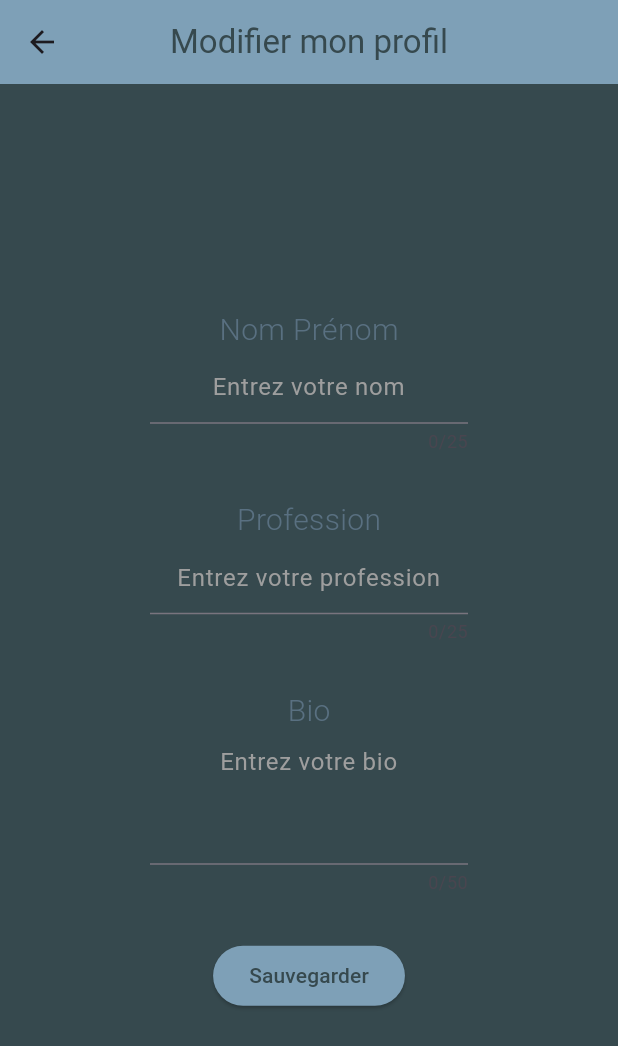
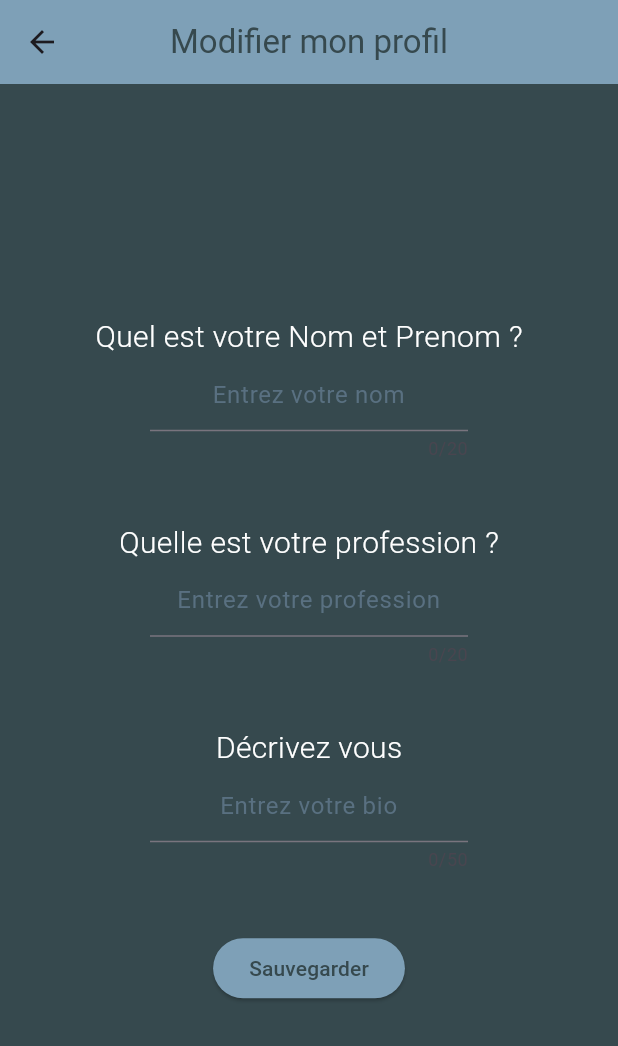
Before and after one commit to Riverboy33/gym_app, a Flutter app: the EditProfilPage screen opened directly with empty values, on a phone screen of 412 x 824 dp. Shown: the top 1046 px of the screen. Run offline on Flutter 3.47's test engine with Material 3 defaults, Android fonts, the phone set to English and light mode, and no system bars.

Commit message:
fix: edit page with incorrect textfield

```diff
--- a/lib/pages/edit_profil_page.dart
+++ b/lib/pages/edit_profil_page.dart
@@ -1,8 +1,8 @@
 import 'package:flutter/material.dart';
-import 'package:flutter/services.dart';
 
 import '../utils/app_colors.dart';
 import '../models/profile_data.dart';
+import '../widgets/custom_text_field.dart';
 
 class EditProfilPage extends StatefulWidget {
   final String name;
@@ -52,81 +52,26 @@ class _EditProfilPage extends State<EditProfilPage> {
           mainAxisAlignment: MainAxisAlignment.center,
           crossAxisAlignment: CrossAxisAlignment.center,
           children: [
-            Text(
-              'Nom Prénom',
-              style: TextStyle(
-                fontSize: 20,
-                fontWeight: FontWeight.w300,
-                color: AppColors.textSecondary,
-              ),
+            CustomTextField(
+              controller: name,
+              label: "Quel est votre Nom et Prenom ?",
+              hint: "Entrez votre nom",
+              maxLength: 20,
             ),
 
-            Padding(
-              padding: const EdgeInsets.symmetric(horizontal: 100),
-              child: TextField(
-                controller: name,
-                maxLength: 25,
-                textAlign: TextAlign.center,
-                style: TextStyle(color: Colors.white),
-                decoration: InputDecoration(
-                  hintText: "Entrez votre nom",
-                  hintStyle: TextStyle(color: Colors.grey),
-                ),
-              ),
+            CustomTextField(
+              controller: profession,
+              label: "Quelle est votre profession ?",
+              hint: "Entrez votre profession",
+              maxLength: 20,
             ),
 
-            SizedBox(height: 30),
-
-            Text(
-              'Profession',
-              style: TextStyle(
-                fontSize: 20,
-                fontWeight: FontWeight.w300,
-                color: AppColors.textSecondary,
-              ),
+            CustomTextField(
+              controller: bio,
+              label: "Décrivez vous",
+              hint: "Entrez votre bio",
+              maxLength: 50,
             ),
-
-            Padding(
-              padding: const EdgeInsets.symmetric(horizontal: 100),
-              child: TextField(
-                controller: profession,
-                maxLength: 25,
-                textAlign: TextAlign.center,
-                style: TextStyle(color: Colors.white),
-                decoration: InputDecoration(
-                  hintText: "Entrez votre profession",
-                  hintStyle: TextStyle(color: Colors.grey),
-                ),
-              ),
-            ),
-
-            SizedBox(height: 30),
-
-            Text(
-              'Bio',
-              style: TextStyle(
-                fontSize: 20,
-                fontWeight: FontWeight.w300,
-                color: AppColors.textSecondary,
-              ),
-            ),
-
-            Padding(
-              padding: const EdgeInsets.symmetric(horizontal: 100),
-              child: TextField(
-                controller: bio,
-                maxLength: 50,
-                maxLines: 3,
-                textAlign: TextAlign.center,
-                style: TextStyle(color: Colors.white),
-                decoration: InputDecoration(
-                  hintText: "Entrez votre bio",
-                  hintStyle: TextStyle(color: Colors.grey),
-                ),
-              ),
-            ),
-
-            SizedBox(height: 30),
 
             ElevatedButton(
               style: ElevatedButton.styleFrom(
--- a/lib/pages/register_page.dart
+++ b/lib/pages/register_page.dart
@@ -35,18 +35,21 @@ class _RegisterPageState extends State<RegisterPage> {
               hint: "Entrez votre nom",
               maxLength: 20,
             ),
+
             CustomTextField(
               controller: profession,
               label: "Quelle est votre profession ?",
               hint: "Entrez votre profession",
               maxLength: 20,
             ),
+
             CustomTextField(
               controller: bio,
               label: "Décrivez vous",
               hint: "Entrez votre bio",
               maxLength: 50,
             ),
+
             ElevatedButton(
               onPressed: () {
                 if (name.text.trim().isEmpty) {
--- /dev/null
+++ b/skills-lock.json
@@ -0,0 +1,10 @@
+{
+  "version": 1,
+  "skills": {
+    "neon-postgres": {
+      "source": "neondatabase/agent-skills",
+      "sourceType": "github",
+      "computedHash": "391693eee67001639ab65474df185da3ea5cf9ee4b99badecfd64561113edbb4"
+    }
+  }
+}
```
Also changed, not shown: pubspec.yaml (line endings or trailing spaces), 1 other file.
